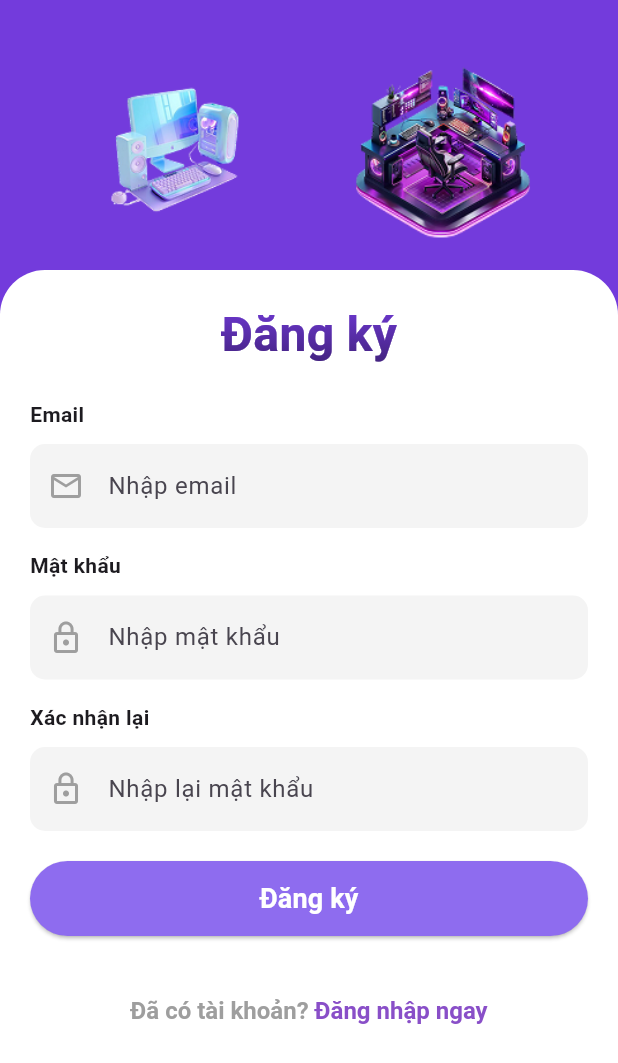
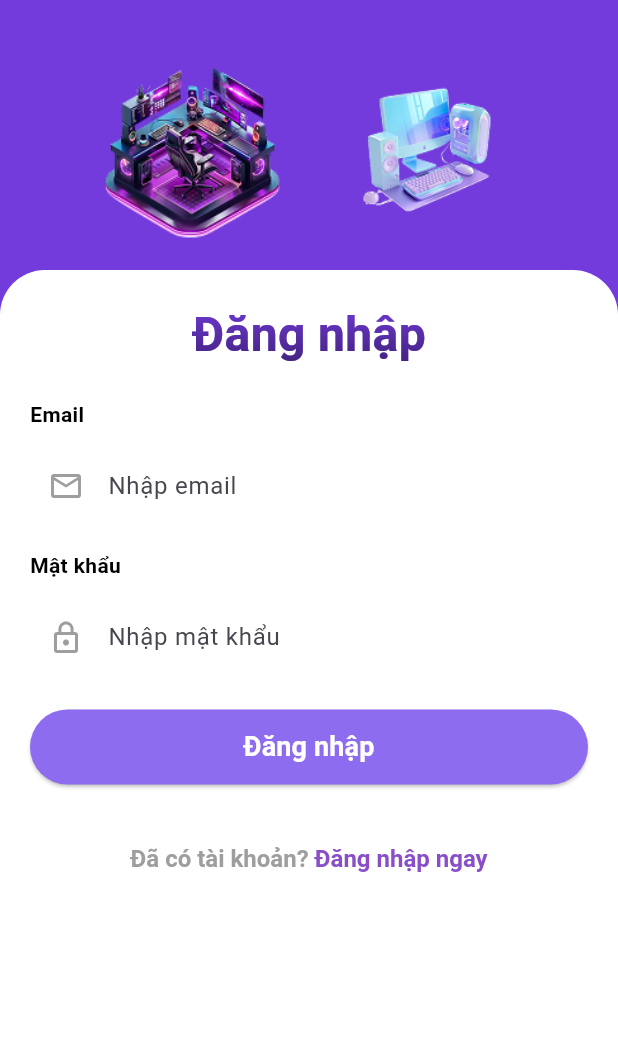
Before and after one commit to Ddraigo-Studio/Gear_Zone, a Flutter app: the screen it shows after launch, on a phone screen of 412 x 824 dp. Shown: the top 1063 px of the screen. Run offline on Flutter 3.47's test engine with Material 3 defaults, Android fonts, the phone set to English and light mode, and no system bars; our stand-ins replace firebase_core; accounts and stored records are empty.

Commit message:
ui login

```diff
--- a/lib/main.dart
+++ b/lib/main.dart
@@ -5,6 +5,7 @@ import 'package:gear_zone/pages/Home/home_page.dart';
 import 'package:gear_zone/pages/Account/signup.dart';
 import 'component/bottom_nav_bar.dart';
 import 'pages/Account/signup.dart';
+import 'pages/Account/login.dart';
 
 
 
@@ -24,7 +25,7 @@ class MyApp extends StatelessWidget {
     return SafeArea(
       child: MaterialApp(
         debugShowCheckedModeBanner: false,
-        home: SignUpScreen(),
+        home: LoginScreen(),
       ),
 
     );
--- a/lib/pages/Account/login.dart
+++ b/lib/pages/Account/login.dart
@@ -0,0 +1,209 @@
+import 'package:flutter/material.dart';
+import 'package:gear_zone/component/colors.dart';
+
+class LoginScreen extends StatefulWidget {
+  const LoginScreen({super.key});
+
+  @override
+  State<LoginScreen> createState() => _LoginScreenState();
+}
+
+class _LoginScreenState extends State<LoginScreen> {
+  final FocusNode _emailFocus = FocusNode();
+  final FocusNode _passwordFocus = FocusNode();
+  final FocusNode _confirmPasswordFocus = FocusNode();
+
+  @override
+  void initState() {
+    super.initState();
+
+    _emailFocus.addListener(() => setState(() {}));
+    _passwordFocus.addListener(() => setState(() {}));
+    _confirmPasswordFocus.addListener(() => setState(() {}));
+  }
+
+  @override
+  void dispose() {
+    _emailFocus.dispose();
+    _passwordFocus.dispose();
+    _confirmPasswordFocus.dispose();
+    super.dispose();
+  }
+
+  Widget _buildTextField({
+    required String label,
+    required String hint,
+    required IconData icon,
+    required FocusNode focusNode,
+    bool isPassword = false,
+  }) {
+    bool isFocused = focusNode.hasFocus;
+
+    return Column(
+      crossAxisAlignment: CrossAxisAlignment.start,
+      children: [
+        Text(
+          label,
+          style: TextStyle(
+            fontWeight: FontWeight.bold,
+            color: isFocused ? ksecondaryColor : Colors.black,
+          ),
+        ),
+        const SizedBox(height: 10),
+        TextField(
+          focusNode: focusNode,
+          obscureText: isPassword,
+          decoration: InputDecoration(
+            prefixIcon: Icon(
+              icon,
+              color: isFocused ? ksecondaryColor : Colors.grey,
+            ),
+            hintText: hint,
+            filled: true,
+            fillColor: kbackgroundColor,
+            border: OutlineInputBorder(
+              borderRadius: BorderRadius.circular(10),
+              borderSide: BorderSide.none,
+            ),
+            enabledBorder: OutlineInputBorder(
+              borderRadius: BorderRadius.circular(10),
+              borderSide: BorderSide(
+                color: isFocused ? ksecondaryColor : Colors.transparent,
+              ),
+            ),
+            focusedBorder: OutlineInputBorder(
+              borderRadius: BorderRadius.circular(10),
+              borderSide: const BorderSide(
+                color: ksecondaryColor,
+                width: 2,
+              ),
+            ),
+          ),
+        ),
+      ],
+    );
+  }
+
+  @override
+  Widget build(BuildContext context) {
+    return Scaffold(
+      backgroundColor: ksecondaryColor,
+      body: Column(
+        children: [
+          const SizedBox(height: 40),
+          Row(
+            mainAxisAlignment: MainAxisAlignment.center,
+            children: [
+              Image.asset('lib/images/imagefirst.png', height: 120),
+              const SizedBox(width: 10),
+              Image.asset('lib/images/imagesecond.png', height: 120),
+            ],
+          ),
+          const SizedBox(height: 20),
+          Expanded(
+            child: Container(
+              padding: const EdgeInsets.all(20),
+              decoration: const BoxDecoration(
+                color: kbackgroundColor,
+                borderRadius: BorderRadius.only(
+                  topLeft: Radius.circular(30),
+                  topRight: Radius.circular(30),
+                ),
+              ),
+              child: SingleChildScrollView(
+                child: Column(
+                  crossAxisAlignment: CrossAxisAlignment.start,
+                  children: [
+                    Center(
+                      child: ShaderMask(
+                        shaderCallback: (Rect bounds) {
+                          return kGradientAuth.createShader(bounds);
+                        },
+                        child: const Text(
+                          "Đăng nhập",
+                          style: TextStyle(
+                            fontSize: 32,
+                            fontWeight: FontWeight.bold,
+                            color: Colors.white,
+                          ),
+                        ),
+                      ),
+                    ),
+                    const SizedBox(height: 20),
+
+                    _buildTextField(
+                      label: "Email",
+                      hint: "Nhập email",
+                      icon: Icons.email_outlined,
+                      focusNode: _emailFocus,
+                    ),
+                    const SizedBox(height: 15),
+
+                    _buildTextField(
+                      label: "Mật khẩu",
+                      hint: "Nhập mật khẩu",
+                      icon: Icons.lock_outline,
+                      focusNode: _passwordFocus,
+                      isPassword: true,
+                    ),
+                    const SizedBox(height: 20),
+
+                    SizedBox(
+                      width: double.infinity,
+                      child: ElevatedButton(
+                        onPressed: () {},
+                        style: ElevatedButton.styleFrom(
+                          backgroundColor: kbuttonColor,
+                          padding: const EdgeInsets.symmetric(vertical: 12),
+                          shape: RoundedRectangleBorder(
+                            borderRadius: BorderRadius.circular(100),
+                          ),
+                        ),
+                        child: const Text(
+                          "Đăng nhập",
+                          style: TextStyle(
+                            fontSize: 18,
+                            color: Colors.white,
+                            fontWeight: FontWeight.bold,
+                          ),
+                        ),
+                      ),
+                    ),
+                    const SizedBox(height: 40),
+
+                    Center(
+                      child: GestureDetector(
+                        onTap: () {
+                        },
+                        child: RichText(
+                          text: const TextSpan(
+                            text: "Đã có tài khoản? ",
+                            style: TextStyle(
+                              color: Colors.grey,
+                              fontSize: 16,
+                              fontWeight: FontWeight.bold,
+                            ),
+                            children: [
+                              TextSpan(
+                                text: "Đăng nhập ngay",
+                                style: TextStyle(
+                                  color: Color(0xFF894FC8),
+                                  fontSize: 16,
+                                  fontWeight: FontWeight.bold,
+                                ),
+                              ),
+                            ],
+                          ),
+                        ),
+                      ),
+                    ),
+                  ],
+                ),
+              ),
+            ),
+          ),
+        ],
+      ),
+    );
+  }
+}
--- a/lib/pages/Account/signup.dart
+++ b/lib/pages/Account/signup.dart
@@ -9,6 +9,81 @@ class SignUpScreen extends StatefulWidget {
 }
 
 class _SignUpScreenState extends State<SignUpScreen> {
+  final FocusNode _emailFocus = FocusNode();
+  final FocusNode _passwordFocus = FocusNode();
+  final FocusNode _confirmPasswordFocus = FocusNode();
+
+  @override
+  void initState() {
+    super.initState();
+
+    _emailFocus.addListener(() => setState(() {}));
+    _passwordFocus.addListener(() => setState(() {}));
+    _confirmPasswordFocus.addListener(() => setState(() {}));
+  }
+
+  @override
+  void dispose() {
+    _emailFocus.dispose();
+    _passwordFocus.dispose();
+    _confirmPasswordFocus.dispose();
+    super.dispose();
+  }
+
+  Widget _buildTextField({
+    required String label,
+    required String hint,
+    required IconData icon,
+    required FocusNode focusNode,
+    bool isPassword = false,
+  }) {
+    bool isFocused = focusNode.hasFocus;
+
+    return Column(
+      crossAxisAlignment: CrossAxisAlignment.start,
+      children: [
+        Text(
+          label,
+          style: TextStyle(
+            fontWeight: FontWeight.bold,
+            color: isFocused ? ksecondaryColor : Colors.black,
+          ),
+        ),
+        const SizedBox(height: 10),
+        TextField(
+          focusNode: focusNode,
+          obscureText: isPassword,
+          decoration: InputDecoration(
+            prefixIcon: Icon(
+              icon,
+              color: isFocused ? ksecondaryColor : Colors.grey,
+            ),
+            hintText: hint,
+            filled: true,
+            fillColor: kbackgroundColor,
+            border: OutlineInputBorder(
+              borderRadius: BorderRadius.circular(10),
+              borderSide: BorderSide.none,
+            ),
+            enabledBorder: OutlineInputBorder(
+              borderRadius: BorderRadius.circular(10),
+              borderSide: BorderSide(
+                color: isFocused ? ksecondaryColor : Colors.transparent,
+              ),
+            ),
+            focusedBorder: OutlineInputBorder(
+              borderRadius: BorderRadius.circular(10),
+              borderSide: const BorderSide(
+                color: ksecondaryColor,
+                width: 2,
+              ),
+            ),
+          ),
+        ),
+      ],
+    );
+  }
+
   @override
   Widget build(BuildContext context) {
     return Scaffold(
@@ -54,70 +129,34 @@ class _SignUpScreenState extends State<SignUpScreen> {
                         ),
                       ),
                     ),
-
                     const SizedBox(height: 20),
 
-                    // Email field
-                    const Text("Email",
-                        style: TextStyle(fontWeight: FontWeight.bold)),
-                    const SizedBox(height: 10),
-                    TextField(
-                      obscureText: true,
-                      decoration: InputDecoration(
-                        prefixIcon: const Icon(Icons.email_outlined,
-                            color: Colors.grey),
-                        hintText: "Nhập email",
-                        filled: true,
-                        fillColor: Color(0xFFF4F4F4),
-                        border: OutlineInputBorder(
-                          borderRadius: BorderRadius.circular(10),
-                          borderSide: BorderSide.none,
-                        ),
-                      ),
+                    _buildTextField(
+                      label: "Email",
+                      hint: "Nhập email",
+                      icon: Icons.email_outlined,
+                      focusNode: _emailFocus,
                     ),
                     const SizedBox(height: 15),
 
-                    // Mật khẩu
-                    const Text("Mật khẩu",
-                        style: TextStyle(fontWeight: FontWeight.bold)),
-                    const SizedBox(height: 10),
-                    TextField(
-                      obscureText: true,
-                      decoration: InputDecoration(
-                        prefixIcon:
-                            const Icon(Icons.lock_outline, color: Colors.grey),
-                        hintText: "Nhập mật khẩu",
-                        filled: true,
-                        fillColor: Color(0xFFF4F4F4),
-                        border: OutlineInputBorder(
-                          borderRadius: BorderRadius.circular(10),
-                          borderSide: BorderSide.none,
-                        ),
-                      ),
+                    _buildTextField(
+                      label: "Mật khẩu",
+                      hint: "Nhập mật khẩu",
+                      icon: Icons.lock_outline,
+                      focusNode: _passwordFocus,
+                      isPassword: true,
                     ),
                     const SizedBox(height: 15),
 
-                    // Xác nhận mật khẩu
-                    const Text("Xác nhận lại",
-                        style: TextStyle(fontWeight: FontWeight.bold)),
-                    const SizedBox(height: 10),
-                    TextField(
-                      obscureText: true,
-                      decoration: InputDecoration(
-                        prefixIcon:
-                            const Icon(Icons.lock_outline, color: Colors.grey),
-                        hintText: "Nhập lại mật khẩu",
-                        filled: true,
-                        fillColor: Color(0xFFF4F4F4),
-                        border: OutlineInputBorder(
-                          borderRadius: BorderRadius.circular(10),
-                          borderSide: BorderSide.none,
-                        ),
-                      ),
+                    _buildTextField(
+                      label: "Xác nhận lại",
+                      hint: "Nhập lại mật khẩu",
+                      icon: Icons.lock_outline,
+                      focusNode: _confirmPasswordFocus,
+                      isPassword: true,
                     ),
                     const SizedBox(height: 20),
 
-                    // Button đăng ký
                     SizedBox(
                       width: double.infinity,
                       child: ElevatedButton(
@@ -132,35 +171,32 @@ class _SignUpScreenState extends State<SignUpScreen> {
                         child: const Text(
                           "Đăng ký",
                           style: TextStyle(
-                              fontSize: 18,
-                              color: Colors.white,
-                              fontWeight: FontWeight.bold),
+                            fontSize: 18,
+                            color: Colors.white,
+                            fontWeight: FontWeight.bold,
+                          ),
                         ),
                       ),
                     ),
                     const SizedBox(height: 40),
 
-                    // Đăng nhập ngay
                     Center(
                       child: GestureDetector(
                         onTap: () {
-                          // Chuyển sang màn hình đăng nhập (nếu có)
                         },
                         child: RichText(
-                          text: TextSpan(
-                            text: "Đã có tài khoản? ", // Phần đầu
+                          text: const TextSpan(
+                            text: "Đã có tài khoản? ",
                             style: TextStyle(
-                              color:
-                                  Colors.grey, // Màu xám cho "Đã có tài khoản?"
+                              color: Colors.grey,
                               fontSize: 16,
                               fontWeight: FontWeight.bold,
                             ),
                             children: [
                               TextSpan(
-                                text: "Đăng nhập ngay", // Phần có màu khác
+                                text: "Đăng nhập ngay",
                                 style: TextStyle(
-                                  color: Color(
-                                      0xFF894FC8), // Màu tím cho chữ "Đăng nhập ngay"
+                                  color: Color(0xFF894FC8),
                                   fontSize: 16,
                                   fontWeight: FontWeight.bold,
                                 ),
```
Also changed, not shown: 1 other file.
